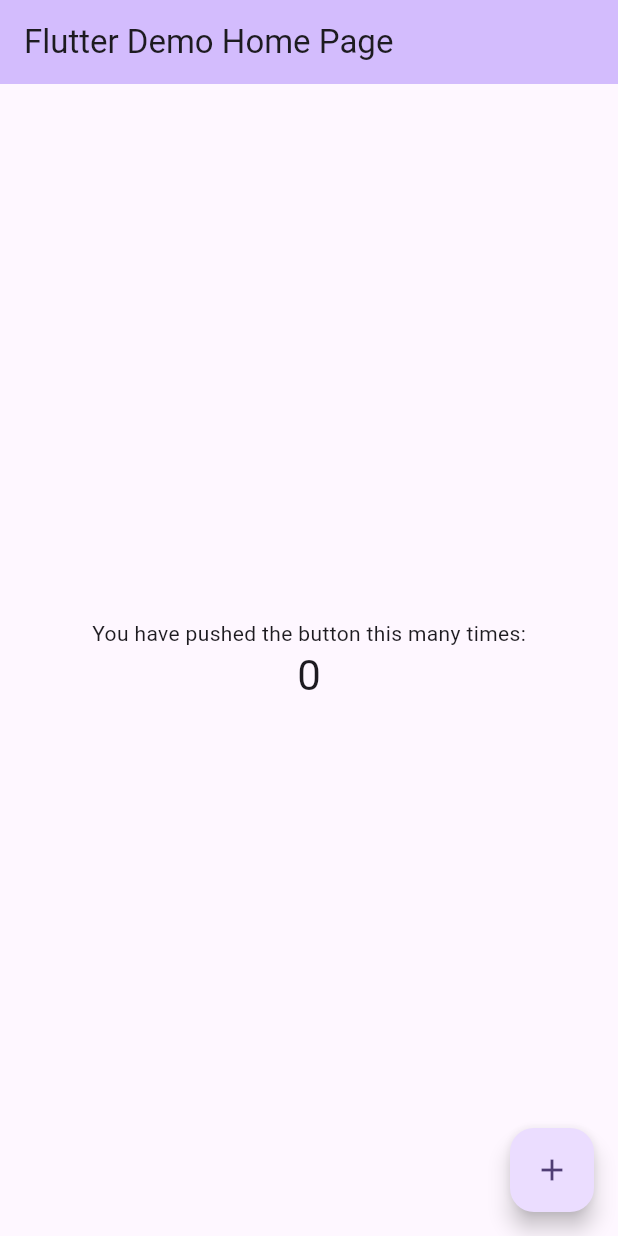
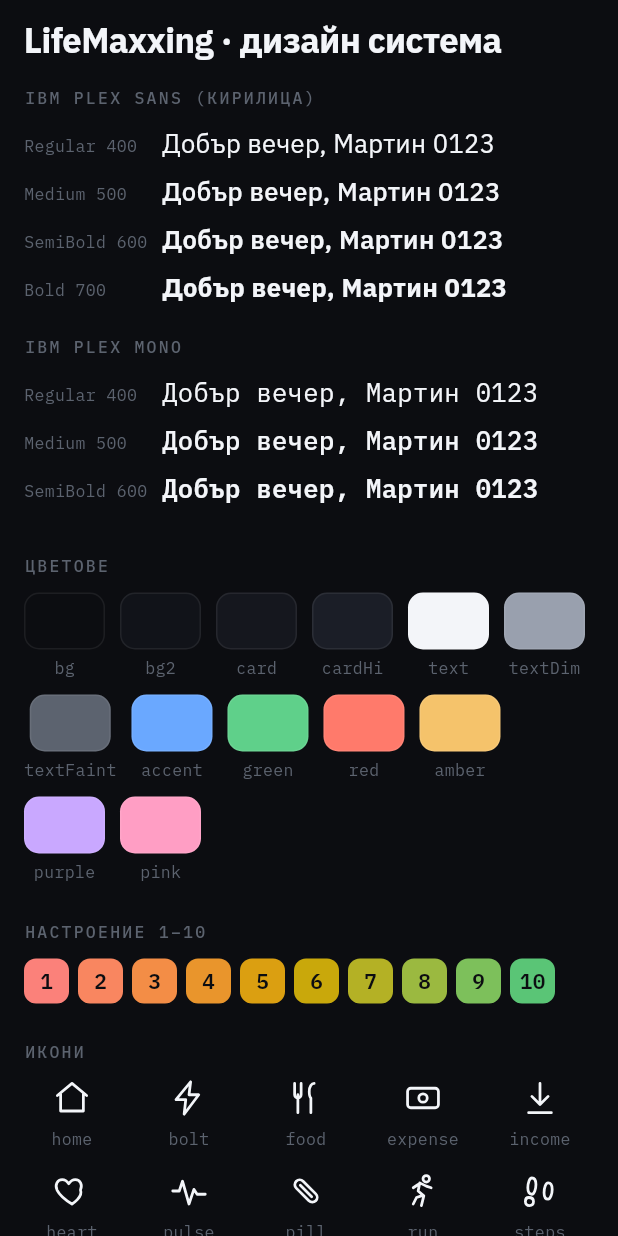
Before and after one commit to Tencho0/Life-Maxxing, a Flutter app: the screen it shows after launch, on a phone screen of 412 x 824 dp. Run offline on Flutter 3.47's test engine with Material 3 defaults, Android fonts, the phone set to English and light mode, and no system bars.

Commit message:
Phase 1 verify: design-system gallery + app wiring
- lib/dev/gallery.dart: renders fonts (Cyrillic at all weights), color tokens,
  mood ramp 1-10, and all 39 icons
- main.dart: LifeMaxxingApp + AppTheme.dark; temp home=Gallery (router lands Phase 5)
- widget_test.dart: boot smoke test (Cyrillic title + icons render)
- whole suite green (15 tests), flutter analyze clean

```diff
--- /dev/null
+++ b/lib/dev/gallery.dart
@@ -0,0 +1,200 @@
+// Dev-only design-system gallery — a scratch surface to eyeball Phase 1
+// (fonts/Cyrillic, color tokens, the mood ramp, the icon set). This is the
+// temporary app home until the router lands in Phase 5; not shipped UI.
+
+import 'package:flutter/material.dart';
+import '../core/theme/tokens.dart';
+import '../core/theme/typography.dart';
+import '../core/theme/mood_color.dart';
+import '../core/icons/lm_icons.dart';
+
+class Gallery extends StatelessWidget {
+  const Gallery({super.key});
+
+  @override
+  Widget build(BuildContext context) {
+    return Scaffold(
+      backgroundColor: AppColors.bg,
+      body: SafeArea(
+        child: ListView(
+          padding: const EdgeInsets.fromLTRB(16, 14, 16, 24),
+          children: const [
+            Text('LifeMaxxing · дизайн система', style: AppText.greeting),
+            SizedBox(height: 18),
+            _FontsSection(),
+            SizedBox(height: 24),
+            _Eyebrow('Цветове'),
+            _ColorsSection(),
+            SizedBox(height: 24),
+            _Eyebrow('Настроение 1–10'),
+            _MoodSection(),
+            SizedBox(height: 24),
+            _Eyebrow('Икони'),
+            _IconsSection(),
+          ],
+        ),
+      ),
+    );
+  }
+}
+
+class _Eyebrow extends StatelessWidget {
+  const _Eyebrow(this.text);
+  final String text;
+  @override
+  Widget build(BuildContext context) => Padding(
+        padding: const EdgeInsets.only(bottom: 10),
+        child: Text(text.toUpperCase(), style: AppText.eyebrow),
+      );
+}
+
+class _FontsSection extends StatelessWidget {
+  const _FontsSection();
+  @override
+  Widget build(BuildContext context) {
+    const sample = 'Добър вечер, Мартин 0123';
+    Widget row(String label, FontWeight w, {bool mono = false}) => Padding(
+          padding: const EdgeInsets.only(bottom: 8),
+          child: Row(
+            crossAxisAlignment: CrossAxisAlignment.baseline,
+            textBaseline: TextBaseline.alphabetic,
+            children: [
+              SizedBox(
+                width: 92,
+                child: Text(label, style: AppText.monoFaint),
+              ),
+              Expanded(
+                child: Text(
+                  sample,
+                  style: TextStyle(
+                    fontFamily: mono ? AppText.mono : AppText.sans,
+                    fontWeight: w,
+                    fontSize: 17,
+                    color: AppColors.text,
+                  ),
+                ),
+              ),
+            ],
+          ),
+        );
+    return Column(
+      crossAxisAlignment: CrossAxisAlignment.start,
+      children: [
+        const _Eyebrow('IBM Plex Sans (кирилица)'),
+        row('Regular 400', FontWeight.w400),
+        row('Medium 500', FontWeight.w500),
+        row('SemiBold 600', FontWeight.w600),
+        row('Bold 700', FontWeight.w700),
+        const SizedBox(height: 12),
+        const _Eyebrow('IBM Plex Mono'),
+        row('Regular 400', FontWeight.w400, mono: true),
+        row('Medium 500', FontWeight.w500, mono: true),
+        row('SemiBold 600', FontWeight.w600, mono: true),
+      ],
+    );
+  }
+}
+
+class _ColorsSection extends StatelessWidget {
+  const _ColorsSection();
+  @override
+  Widget build(BuildContext context) {
+    const swatches = <(String, Color)>[
+      ('bg', AppColors.bg),
+      ('bg2', AppColors.bg2),
+      ('card', AppColors.card),
+      ('cardHi', AppColors.cardHi),
+      ('text', AppColors.text),
+      ('textDim', AppColors.textDim),
+      ('textFaint', AppColors.textFaint),
+      ('accent', AppColors.accent),
+      ('green', AppColors.green),
+      ('red', AppColors.red),
+      ('amber', AppColors.amber),
+      ('purple', AppColors.purple),
+      ('pink', AppColors.pink),
+    ];
+    return Wrap(
+      spacing: 10,
+      runSpacing: 10,
+      children: [
+        for (final (name, c) in swatches)
+          Column(
+            children: [
+              Container(
+                width: 54,
+                height: 38,
+                decoration: BoxDecoration(
+                  color: c,
+                  borderRadius: BorderRadius.circular(10),
+                  border: Border.all(color: AppColors.border),
+                ),
+              ),
+              const SizedBox(height: 4),
+              Text(name, style: AppText.monoFaint),
+            ],
+          ),
+      ],
+    );
+  }
+}
+
+class _MoodSection extends StatelessWidget {
+  const _MoodSection();
+  @override
+  Widget build(BuildContext context) {
+    return Wrap(
+      spacing: 6,
+      runSpacing: 6,
+      children: [
+        for (var v = 1; v <= 10; v++)
+          Container(
+            width: 30,
+            height: 30,
+            alignment: Alignment.center,
+            decoration: BoxDecoration(
+              color: moodColor(v),
+              borderRadius: BorderRadius.circular(8),
+            ),
+            child: Text(
+              '$v',
+              style: const TextStyle(
+                fontFamily: AppText.mono,
+                fontWeight: FontWeight.w600,
+                color: AppColors.bg,
+              ),
+            ),
+          ),
+      ],
+    );
+  }
+}
+
+class _IconsSection extends StatelessWidget {
+  const _IconsSection();
+  @override
+  Widget build(BuildContext context) {
+    return Wrap(
+      spacing: 14,
+      runSpacing: 14,
+      children: [
+        for (final i in LmIcons.values)
+          SizedBox(
+            width: 64,
+            child: Column(
+              children: [
+                LmIcon(i, size: 26, color: AppColors.text),
+                const SizedBox(height: 6),
+                Text(
+                  i.name,
+                  style: AppText.monoFaint,
+                  textAlign: TextAlign.center,
+                  overflow: TextOverflow.ellipsis,
+                ),
+              ],
+            ),
+          ),
+      ],
+    );
+  }
+}
--- a/lib/main.dart
+++ b/lib/main.dart
@@ -1,122 +1,22 @@
 import 'package:flutter/material.dart';
 
-void main() {
-  runApp(const MyApp());
-}
+import 'core/theme/theme.dart';
+import 'dev/gallery.dart';
 
-class MyApp extends StatelessWidget {
-  const MyApp({super.key});
+void main() => runApp(const LifeMaxxingApp());
 
-  // This widget is the root of your application.
+class LifeMaxxingApp extends StatelessWidget {
+  const LifeMaxxingApp({super.key});
+
   @override
   Widget build(BuildContext context) {
     return MaterialApp(
-      title: 'Flutter Demo',
-      theme: ThemeData(
-        // This is the theme of your application.
-        //
-        // TRY THIS: Try running your application with "flutter run". You'll see
-        // the application has a purple toolbar. Then, without quitting the app,
-        // try changing the seedColor in the colorScheme below to Colors.green
-        // and then invoke "hot reload" (save your changes or press the "hot
-        // reload" button in a Flutter-supported IDE, or press "r" if you used
-        // the command line to start the app).
-        //
-        // Notice that the counter didn't reset back to zero; the application
-        // state is not lost during the reload. To reset the state, use hot
-        // restart instead.
-        //
-        // This works for code too, not just values: Most code changes can be
-        // tested with just a hot reload.
-        colorScheme: .fromSeed(seedColor: Colors.deepPurple),
-      ),
-      home: const MyHomePage(title: 'Flutter Demo Home Page'),
+      title: 'LifeMaxxing',
+      debugShowCheckedModeBanner: false,
+      theme: AppTheme.dark,
+      // TEMP (Phase 1): design-system gallery. Replaced by the router shell
+      // in Phase 5 (see docs/implementation-plan.md).
+      home: const Gallery(),
     );
   }
 }
-
-class MyHomePage extends StatefulWidget {
-  const MyHomePage({super.key, required this.title});
-
-  // This widget is the home page of your application. It is stateful, meaning
-  // that it has a State object (defined below) that contains fields that affect
-  // how it looks.
-
-  // This class is the configuration for the state. It holds the values (in this
-  // case the title) provided by the parent (in this case the App widget) and
-  // used by the build method of the State. Fields in a Widget subclass are
-  // always marked "final".
-
-  final String title;
-
-  @override
-  State<MyHomePage> createState() => _MyHomePageState();
-}
-
-class _MyHomePageState extends State<MyHomePage> {
-  int _counter = 0;
-
-  void _incrementCounter() {
-    setState(() {
-      // This call to setState tells the Flutter framework that something has
-      // changed in this State, which causes it to rerun the build method below
-      // so that the display can reflect the updated values. If we changed
-      // _counter without calling setState(), then the build method would not be
-      // called again, and so nothing would appear to happen.
-      _counter++;
-    });
-  }
-
-  @override
-  Widget build(BuildContext context) {
-    // This method is rerun every time setState is called, for instance as done
-    // by the _incrementCounter method above.
-    //
-    // The Flutter framework has been optimized to make rerunning build methods
-    // fast, so that you can just rebuild anything that needs updating rather
-    // than having to individually change instances of widgets.
-    return Scaffold(
-      appBar: AppBar(
-        // TRY THIS: Try changing the color here to a specific color (to
-        // Colors.amber, perhaps?) and trigger a hot reload to see the AppBar
-        // change color while the other colors stay the same.
-        backgroundColor: Theme.of(context).colorScheme.inversePrimary,
-        // Here we take the value from the MyHomePage object that was created by
-        // the App.build method, and use it to set our appbar title.
-        title: Text(widget.title),
-      ),
-      body: Center(
-        // Center is a layout widget. It takes a single child and positions it
-        // in the middle of the parent.
-        child: Column(
-          // Column is also a layout widget. It takes a list of children and
-          // arranges them vertically. By default, it sizes itself to fit its
-          // children horizontally, and tries to be as tall as its parent.
-          //
-          // Column has various properties to control how it sizes itself and
-          // how it positions its children. Here we use mainAxisAlignment to
-          // center the children vertically; the main axis here is the vertical
-          // axis because Columns are vertical (the cross axis would be
-          // horizontal).
-          //
-          // TRY THIS: Invoke "debug painting" (choose the "Toggle Debug Paint"
-          // action in the IDE, or press "p" in the console), to see the
-          // wireframe for each widget.
-          mainAxisAlignment: .center,
-          children: [
-            const Text('You have pushed the button this many times:'),
-            Text(
-              '$_counter',
-              style: Theme.of(context).textTheme.headlineMedium,
-            ),
-          ],
-        ),
-      ),
-      floatingActionButton: FloatingActionButton(
-        onPressed: _incrementCounter,
-        tooltip: 'Increment',
-        child: const Icon(Icons.add),
-      ),
-    );
-  }
-}
```
Also changed, not shown: 1 other file.
